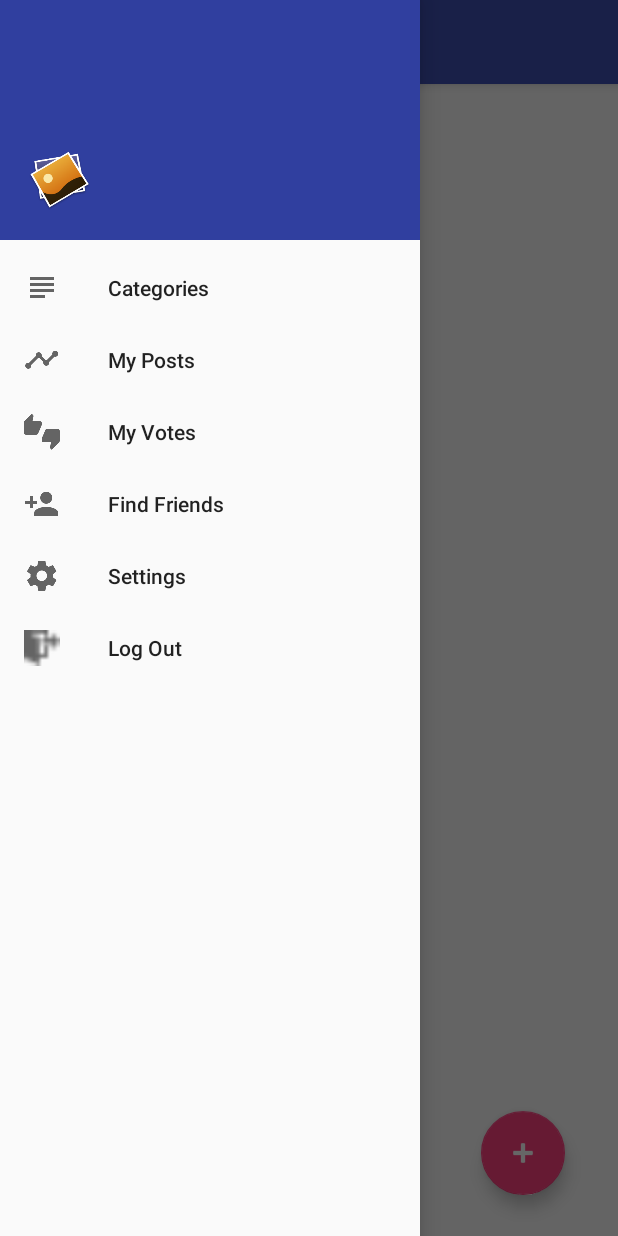
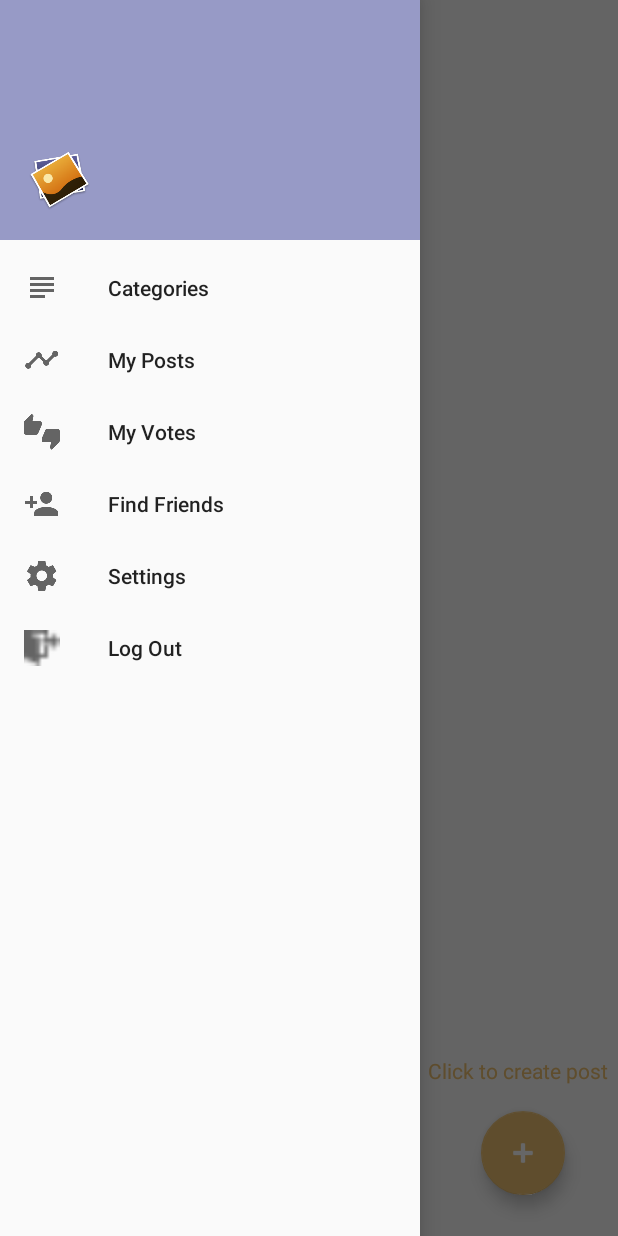
Before and after one commit to nachmikott/Pollster, an Android app: the LiveFeedActivity screen opened directly, with no data from a screen before it, with the side drawer open, on a phone screen of 412 x 824 dp. Run offline under Robolectric (Android 15) with nearby library versions, the phone set to English and light mode, and no system bars; our stand-ins replace Firebase (no records; nobody signed in at launch, a user with empty details on screens opened directly), Picasso.

Commit message:
Added swipe to live feed and updated some UI colors etc.

```diff
--- a/app/src/main/java/edu/umd/cs/pollsternav/LiveFeedActivity.java
+++ b/app/src/main/java/edu/umd/cs/pollsternav/LiveFeedActivity.java
@@ -2,6 +2,7 @@ package edu.umd.cs.pollsternav;
 
 import android.app.Activity;
 import android.content.Intent;
+import android.graphics.PorterDuff;
 import android.os.Bundle;
 import android.support.design.widget.FloatingActionButton;
 
@@ -51,7 +52,8 @@ import com.google.firebase.storage.StorageReference;
 import com.squareup.picasso.Picasso;
 
 public class LiveFeedActivity extends AppCompatActivity
-        implements NavigationView.OnNavigationItemSelectedListener {
+        implements View.OnTouchListener,
+        NavigationView.OnNavigationItemSelectedListener {
     public int REQUEST_CODE_CHANGE_CATEGORIES = 1;
     private static final int REQUEST_CODE_ADD_NEW_POST = 2;
     private static final String EXTRA_POST_TITLE = "EXTRA_POST_TITLE";
@@ -83,51 +85,18 @@ public class LiveFeedActivity extends AppCompatActivity
     private ProgressDialog progress;
     private StorageReference fireBaseStorage;
 
+    //GESTURE DETECTION
+    int touchDownX;
+    int touchDownY;
+    long swipeDur;
+
+    public TextView swipe_instr;
+    public TextView add_instr;
 
 
     @Override
     protected void onCreate(Bundle savedInstanceState) {
         super.onCreate(savedInstanceState);
-
-        //GESTURES TODO: This doesn't work yet
-        final GestureDetector gesture = new GestureDetector(this,
-                new GestureDetector.SimpleOnGestureListener() {
-
-                    @Override
-                    public boolean onDown(MotionEvent e) {
-                        return true;
-                    }
-
-                    @Override
-                    public boolean onFling(MotionEvent e1, MotionEvent e2, float velocityX,
-                                           float velocityY) {
-                        Log.i(DEBUG_TAG, "onFling has been called!");
-                        final int SWIPE_MIN_DISTANCE = 120;
-                        final int SWIPE_MAX_OFF_PATH = 250;
-                        final int SWIPE_THRESHOLD_VELOCITY = 200;
-                        try {
-                            if (Math.abs(e1.getY() - e2.getY()) > SWIPE_MAX_OFF_PATH)
-                                return false;
-                            if (e1.getX() - e2.getX() > SWIPE_MIN_DISTANCE
-                                    && Math.abs(velocityX) > SWIPE_THRESHOLD_VELOCITY) {
-                                Log.i(DEBUG_TAG, "Right to Left");
-                            } else if (e2.getX() - e1.getX() > SWIPE_MIN_DISTANCE
-                                    && Math.abs(velocityX) > SWIPE_THRESHOLD_VELOCITY) {
-                                Log.i(DEBUG_TAG, "Left to Right");
-                            }
-                        } catch (Exception e) {
-                            // nothing
-                        }
-                        return super.onFling(e1, e2, velocityX, velocityY);
-                    }
-                });
-
-        this.findViewById(android.R.id.content).setOnTouchListener(new View.OnTouchListener() {
-            @Override
-            public boolean onTouch(View v, MotionEvent event) {
-                return gesture.onTouchEvent(event);
-            }
-        });
 
 
         // While the initial Posts are loading, a progress bar for loading will pop up.
@@ -166,14 +135,6 @@ public class LiveFeedActivity extends AppCompatActivity
             }
         });
 
-        Button nextButton = (Button) findViewById(R.id.nextButton);
-        nextButton.setOnClickListener(new View.OnClickListener() {
-            @Override
-            public void onClick(View view) {
-                //THIS IS JUST FOR THE TIME BEING, WE WANT TO MOVE ONTO A NEXT POST BY A FLING THROUGH A GESTURE
-                liveFeedFlipper.showNext();
-            }
-        });
 
         //Drawer Layout for other functions (logout, choose categories etc).
         drawer = (DrawerLayout) findViewById(R.id.drawer_layout);
@@ -185,6 +146,12 @@ public class LiveFeedActivity extends AppCompatActivity
         NavigationView navigationView = (NavigationView) findViewById(R.id.nav_view);
         navigationView.setNavigationItemSelectedListener(this);
 
+        liveFeedFlipper.setOnTouchListener(LiveFeedActivity.this);
+
+        swipe_instr = (TextView) findViewById(R.id.swipe_instructions);
+        add_instr = (TextView) findViewById(R.id.add_instructions);
+        swipe_instr.setTextColor(Color.parseColor("#6469AA"));
+        add_instr.setTextColor(Color.parseColor("#EFC270"));
     }
 
 
@@ -507,4 +474,29 @@ public class LiveFeedActivity extends AppCompatActivity
     }
 
 
+
+    //Check to see if we swipe left (x of finger up is less than finger down within a short enough time)
+    @Override
+    public boolean onTouch(View view, MotionEvent motionEvent) {
+        int x = (int)motionEvent.getX();
+        int y = (int)motionEvent.getY();
+        switch (motionEvent.getAction()) {
+            case MotionEvent.ACTION_DOWN:
+                touchDownX = x;
+                touchDownY = y;
+                swipeDur = System.currentTimeMillis();
+                break;
+
+            case MotionEvent.ACTION_UP:
+
+                Log.d("dur",""+(System.currentTimeMillis() - swipeDur));
+                if (System.currentTimeMillis() - swipeDur < 500 && x < touchDownX) {
+                    Toast.makeText(getBaseContext(), "Showing Next", Toast.LENGTH_SHORT).show();
+                    liveFeedFlipper.showNext();
+                }
+                break;
+        }
+        return true;
+    }
+
 }
--- a/app/src/main/java/edu/umd/cs/pollsternav/SingleFragmentActivity.java
+++ b/app/src/main/java/edu/umd/cs/pollsternav/SingleFragmentActivity.java
@@ -23,5 +23,7 @@ public abstract class SingleFragmentActivity extends AppCompatActivity {
                     .add(R.id.fragment_container, fragment)
                     .commit();
         }
+
+
     }
 }
--- a/app/src/main/res/layout/fragment_login.xml
+++ b/app/src/main/res/layout/fragment_login.xml
@@ -19,7 +19,8 @@
         android:paddingLeft="24dp"
         android:paddingRight="24dp"
         android:textAlignment="center"
-        android:textCursorDrawable="@null" />
+        android:textCursorDrawable="@null"
+        android:gravity="center"/>
 
     <Button
         android:id="@+id/login_button"
@@ -61,6 +62,7 @@
         android:paddingLeft="24dp"
         android:paddingRight="24dp"
         android:textAlignment="center"
-        android:textCursorDrawable="@null" />
+        android:textCursorDrawable="@null"
+        android:gravity="center"/>
 
 </RelativeLayout>
--- a/app/src/main/res/layout/live_feed_main.xml
+++ b/app/src/main/res/layout/live_feed_main.xml
@@ -7,26 +7,21 @@
     android:fitsSystemWindows="true"
     tools:context="edu.umd.cs.pollsternav.LiveFeedActivity">
 
+
     <android.support.design.widget.AppBarLayout
         android:layout_width="match_parent"
         android:layout_height="wrap_content"
         android:theme="@style/AppTheme.AppBarOverlay">
 
-        <android.support.v7.widget.Toolbar
-            android:id="@+id/toolbar"
-            android:layout_width="match_parent"
-            android:layout_height="?attr/actionBarSize"
-            android:background="?attr/colorPrimary"
-            app:popupTheme="@style/AppTheme.PopupOverlay" />
-
     </android.support.design.widget.AppBarLayout>
 
-    <ViewFlipper
-        android:id="@+id/viewFlipperForPosts"
-        android:layout_width="match_parent"
-        android:layout_height="match_parent">
-    </ViewFlipper>
 
+    <TextView
+        android:text="Click to create post  "
+        android:layout_width="wrap_content"
+        android:layout_height="120dp"
+        android:id="@+id/add_instructions"
+        android:layout_gravity="bottom|right"/>
 
     <android.support.design.widget.FloatingActionButton
         android:id="@+id/add_new_post"
@@ -42,12 +37,26 @@
         android:layout_alignParentRight="true"
         android:layout_alignParentEnd="true" />
 
-    <Button
-        android:id="@+id/nextButton"
-        android:text="@string/next"
+    <TextView
+        android:text="  Swipe to see next"
         android:layout_width="wrap_content"
-        android:layout_height="wrap_content"
-        android:layout_gravity="bottom"/>
+        android:layout_height="120dp"
+        android:id="@+id/swipe_instructions"
+        android:layout_gravity="bottom|left"/>
+
+    <ImageView
+        android:layout_width="100dp"
+        android:layout_height="100dp"
+        app:srcCompat="@drawable/swipe_left"
+        android:id="@+id/swipeImage"
+        android:layout_gravity="bottom|left" />
+
+    <ViewFlipper
+        android:id="@+id/viewFlipperForPosts"
+        android:layout_width="match_parent"
+        android:layout_height="match_parent">
+
+    </ViewFlipper>
 
 
 </android.support.design.widget.CoordinatorLayout>
--- a/app/src/main/res/values/colors.xml
+++ b/app/src/main/res/values/colors.xml
@@ -1,6 +1,6 @@
 <?xml version="1.0" encoding="utf-8"?>
 <resources>
-    <color name="colorPrimary">#3F51B5</color>
-    <color name="colorPrimaryDark">#303F9F</color>
-    <color name="colorAccent">#FF4081</color>
+    <color name="colorPrimary">#6469AA</color>
+    <color name="colorPrimaryDark">#979AC6</color>
+    <color name="colorAccent">#EFC270</color>
 </resources>
--- a/build.gradle
+++ b/build.gradle
@@ -5,7 +5,7 @@ buildscript {
         jcenter()
     }
     dependencies {
-        classpath 'com.android.tools.build:gradle:2.3.1'
+        classpath 'com.android.tools.build:gradle:2.2.3'
         classpath 'com.google.gms:google-services:3.0.0'
 
         // NOTE: Do not place your application dependencies here; they belong
```
Also changed, not shown: app/src/main/res/layout/live_post_layout.xml (+3 -4 lines).
